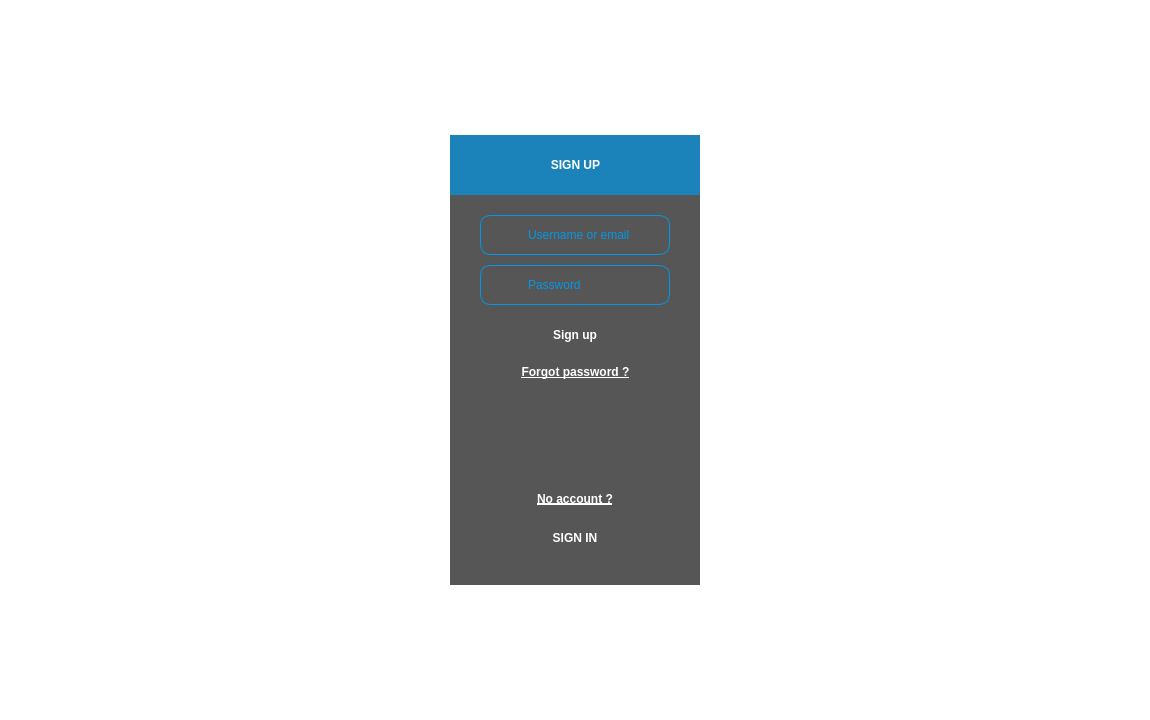
The window that connection.ui (mistrale/everywhere) describes before a commit, drawn with Qt 5.
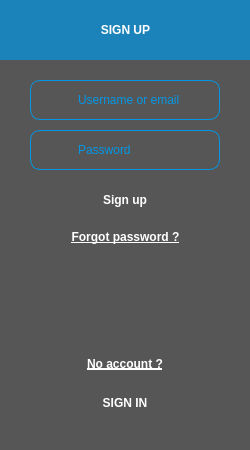
The same window after the commit. Icons and pictures are not drawn.

```diff
--- a/connection.ui
+++ b/connection.ui
@@ -6,8 +6,8 @@
    <rect>
     <x>0</x>
     <y>0</y>
-    <width>1150</width>
-    <height>720</height>
+    <width>250</width>
+    <height>450</height>
    </rect>
   </property>
   <property name="windowTitle">
@@ -19,8 +19,8 @@
   <widget class="QWidget" name="mainWidget" native="true">
    <property name="geometry">
     <rect>
-     <x>450</x>
-     <y>135</y>
+     <x>0</x>
+     <y>0</y>
      <width>250</width>
      <height>450</height>
     </rect>
@@ -294,20 +294,6 @@
     </layout>
    </widget>
   </widget>
-  <widget class="QLabel" name="background">
-   <property name="geometry">
-    <rect>
-     <x>0</x>
-     <y>0</y>
-     <width>1151</width>
-     <height>721</height>
-    </rect>
-   </property>
-   <property name="text">
-    <string/>
-   </property>
-  </widget>
-  <zorder>background</zorder>
   <zorder>mainWidget</zorder>
  </widget>
  <resources/>
```
Left out of the diff: 1 changed line with no effect on the pictures.
